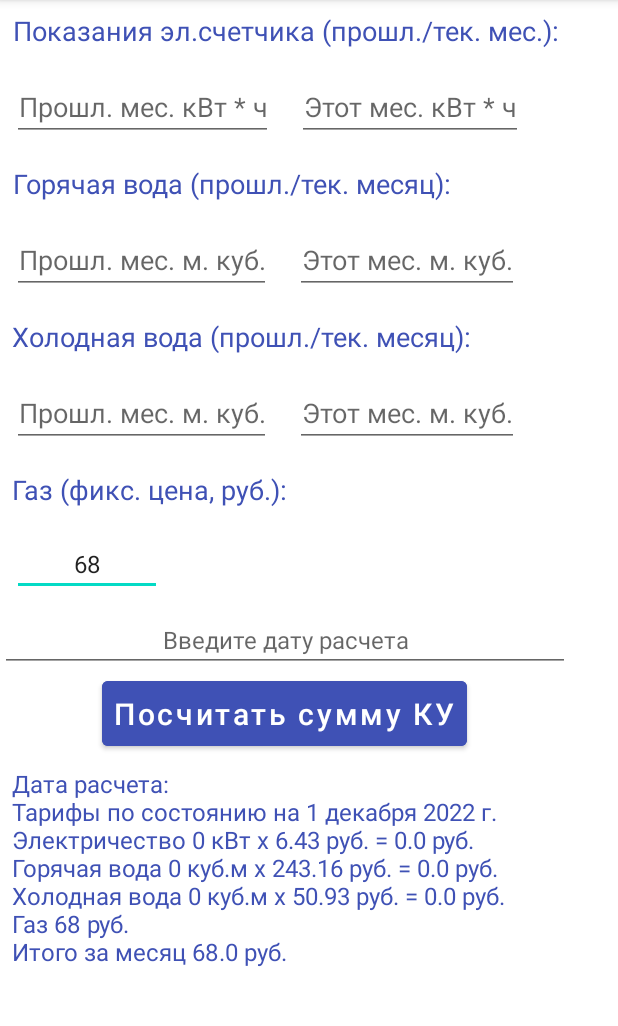
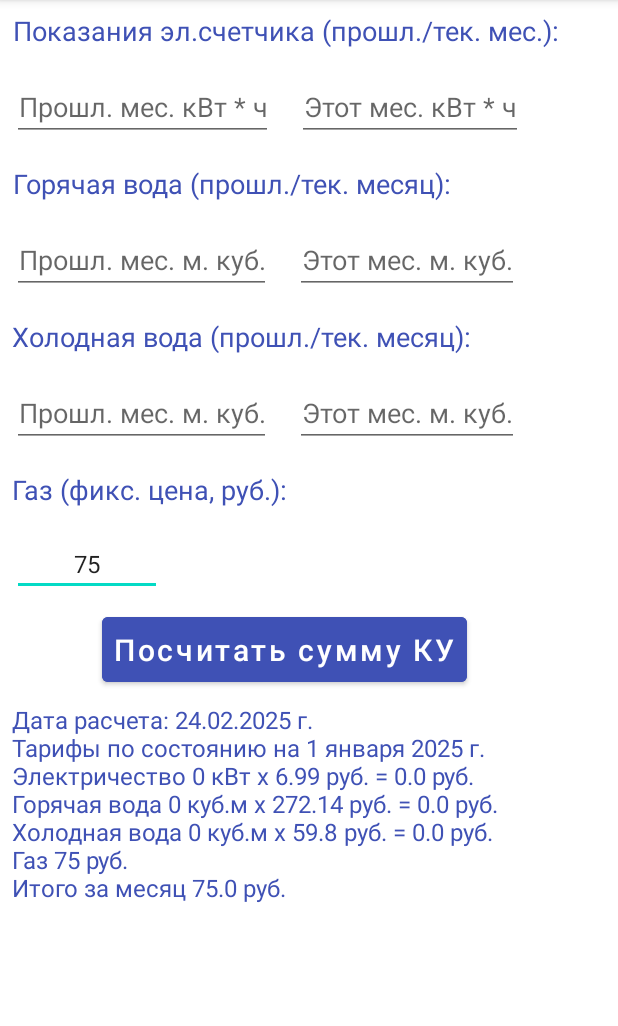
Before and after one commit to alexpurs1980/UtilityBillsApp, an Android app: the screen it shows after launch (MainActivity), after a tap on "Посчитать сумму КУ", on a phone screen of 412 x 824 dp, the part 84-1110 px from its top. Run offline under Robolectric (Android 15) with nearby library versions, the phone set to English and light mode, and no system bars; 6 statements that could not run were skipped.

Commit message:
New branch develop and change tariffs. Added autodate. Added new tariffs. Ready to use.

```diff
--- a/app/src/main/java/com/example/myfirstproject/MainActivity.kt
+++ b/app/src/main/java/com/example/myfirstproject/MainActivity.kt
@@ -1,12 +1,18 @@
 package com.example.myfirstproject
 
+import android.annotation.SuppressLint
 import android.content.Intent
 import android.content.ServiceConnection
+import android.os.Build
 import androidx.appcompat.app.AppCompatActivity
 import android.os.Bundle
 import android.view.View
+import androidx.annotation.RequiresApi
 import com.example.myfirstproject.databinding.ActivityMainBinding
 import com.google.android.material.snackbar.Snackbar
+import java.time.LocalDate
+import java.time.LocalDateTime
+import java.time.format.DateTimeFormatter
 import java.util.concurrent.Executor
 
 class MainActivity : AppCompatActivity() {
@@ -14,6 +20,8 @@ class MainActivity : AppCompatActivity() {
 
 
     lateinit var binding: ActivityMainBinding
+    @SuppressLint("NewApi")
+    @RequiresApi(Build.VERSION_CODES.O)
     override fun onCreate(savedInstanceState: Bundle?) {
         super.onCreate(savedInstanceState)
         binding = ActivityMainBinding.inflate(layoutInflater)
@@ -40,7 +48,9 @@ class MainActivity : AppCompatActivity() {
             val coldWaterLast = binding.coldWaterLastEditText.text.toString().toInt()
             val coldWaterNow = binding.coldWaterNowEditText.text.toString().toInt()
             val gasPrice = binding.gasEditText.text.toString().toInt()
-            var dateOfCalc = binding.editTextTextDateOfCalc?.text.toString()
+//            var dateOfCalc = binding.editTextTextDateOfCalc?.text.toString()
+            val formatter = DateTimeFormatter.ofPattern("dd.MM.yyyy")
+            var dateOfCalc = LocalDateTime.now().format(formatter)
 
 //            // TARIFFS 01/06/2022
 //            val kWh = 6.11
@@ -48,10 +58,16 @@ class MainActivity : AppCompatActivity() {
 //            val coldCubeMeter = 45.88
 //            val gasFixPrice = gasPrice
 
-            // TARIFFS 01/12/2022
-            val kWh = 6.43
-            val hotCubeMeter = 243.16
-            val coldCubeMeter = 50.93
+//            // TARIFFS 01/12/2022
+//            val kWh = 6.43
+//            val hotCubeMeter = 243.16
+//            val coldCubeMeter = 50.93
+//            val gasFixPrice = gasPrice
+
+            // TARIFFS 01/01/2025
+            val kWh = 6.99
+            val hotCubeMeter = 272.14
+            val coldCubeMeter = 59.8
             val gasFixPrice = gasPrice
 
 
@@ -61,8 +77,9 @@ class MainActivity : AppCompatActivity() {
             val gasSum = "\nГаз ${gasPrice} руб."
             val totalSum = "\nИтого за месяц ${((electricyNow - electricyLast) * kWh) + ((hotWaterNow - hotWaterLast) * hotCubeMeter) + ((coldWaterNow - coldWaterLast) * coldCubeMeter) + gasFixPrice} руб."
 //            val dateToPay = "\nТарифы по состоянию на 1 июля 2022 г."
-            val dateToPay = "\nТарифы по состоянию на 1 декабря 2022 г."
-            dateOfCalc = "Дата расчета: " + dateOfCalc
+//            val dateToPay = "\nТарифы по состоянию на 1 декабря 2022 г."
+            val dateToPay = "\nТарифы по состоянию на 1 января 2025 г."
+            dateOfCalc = "Дата расчета: " + dateOfCalc + " г."
 
 
             //выводим результат (поле принимает только строку - перевод в Стринг)
--- a/app/src/main/res/layout-v31/activity_main.xml
+++ b/app/src/main/res/layout-v31/activity_main.xml
@@ -128,21 +128,11 @@
             android:id="@+id/gasEditText"
             android:layout_width="100dp"
             android:layout_height="wrap_content"
-            android:text="68"
+            android:layout_margin="8dp"
             android:gravity="center"
-            android:textSize="16sp"
-            android:layout_margin="8dp"
-            android:textAppearance="@style/TextAppearance.AppCompat.Small" />
-
-        <EditText
-            android:id="@+id/editTextTextDateOfCalc"
-            android:layout_width="match_parent"
-            android:layout_height="wrap_content"
-            android:gravity="center"
-            android:textSize="16sp"
-            android:textColor="@color/main_color"
-            android:inputType="textPersonName"
-            android:hint="Введите дату расчета" />
+            android:text="75"
+            android:textAppearance="@style/TextAppearance.AppCompat.Small"
+            android:textSize="16sp" />
 
         <Button
             android:id="@+id/calcSumButton"
--- a/app/src/main/res/layout/activity_main.xml
+++ b/app/src/main/res/layout/activity_main.xml
@@ -134,16 +134,6 @@
             android:textAppearance="@style/TextAppearance.AppCompat.Small"
             android:textSize="16sp" />
 
-        <EditText
-            android:id="@+id/editTextTextDateOfCalc"
-            android:layout_width="match_parent"
-            android:layout_height="wrap_content"
-            android:gravity="center"
-            android:textSize="16sp"
-            android:textColor="@color/main_color"
-            android:inputType="textPersonName"
-            android:hint="Введите дату расчета" />
-
         <Button
             android:id="@+id/calcSumButton"
             android:layout_width="wrap_content"
```
